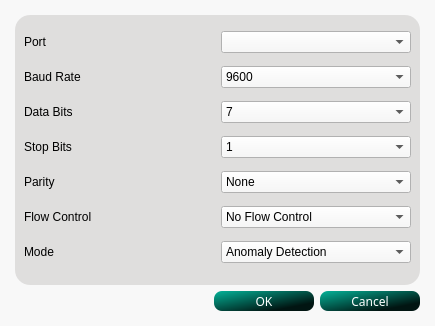
This is config.ui in FutureElectron/FutureSimulator as Qt 5 draws it before an edit. The edited form follows.
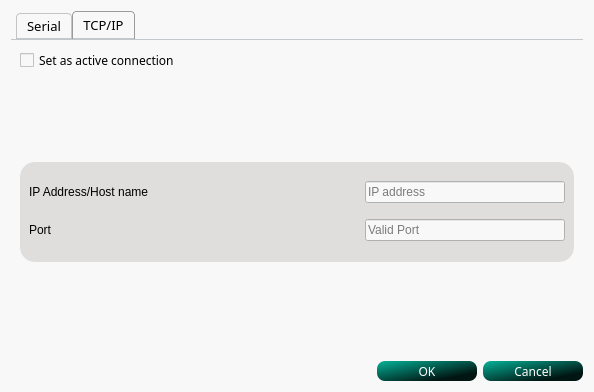
This is the edited form.

Commit message: Added functionality for TCP/IP connection.

What changed in the file:
```diff
--- a/config.ui
+++ b/config.ui
@@ -6,8 +6,8 @@
    <rect>
     <x>0</x>
     <y>0</y>
-    <width>435</width>
-    <height>326</height>
+    <width>594</width>
+    <height>361</height>
    </rect>
   </property>
   <property name="windowTitle">
@@ -17,18 +17,76 @@
    <string notr="true">background-color: rgb(248, 248, 248);</string>
   </property>
   <layout class="QVBoxLayout" name="verticalLayout">
-   <property name="leftMargin">
-    <number>15</number>
-   </property>
-   <property name="topMargin">
-    <number>15</number>
-   </property>
-   <property name="rightMargin">
-    <number>15</number>
-   </property>
-   <property name="bottomMargin">
-    <number>15</number>
-   </property>
+   <item>
+    <widget class="QTabWidget" name="tabWidget">
+     <property name="font">
+      <font>
+       <family>Ubuntu Light</family>
+       <pointsize>10</pointsize>
+      </font>
+     </property>
+     <property name="styleSheet">
+      <string notr="true">QTabWidget::pane { /* The tab widget frame */
+    border-top: 1px solid #C2C7CB;
+}
+
+QTabWidget::tab-bar {
+    left: 5px; /* move to the right by 5px */
+}
+
+/* Style the tab using the tab sub-control. Note that
+    it reads QTabBar _not_ QTabWidget */
+QTabBar::tab {
+    background: qlineargradient(x1: 0, y1: 0, x2: 0, y2: 1,
+                                stop: 0 #E1E1E1, stop: 0.4 #DDDDDD,
+                                stop: 0.5 #D8D8D8, stop: 1.0 #D3D3D3);
+    border: 1px solid #C4C4C3;
+    border-bottom-color: #C2C7CB; /* same as the pane color */
+    border-top-left-radius: 4px;
+    border-top-right-radius: 4px;
+    min-width: 8ex;
+    padding: 3px 10px;
+	color: black;
+}
+
+QTabBar::tab:selected, QTabBar::tab:hover {
+    background: qlineargradient(x1: 0, y1: 0, x2: 0, y2: 1,
+                                stop: 0 #fafafa, stop: 0.4 #f4f4f4,
+                                stop: 0.5 #e7e7e7, stop: 1.0 #fafafa);
+}
+
+QTabBar::tab:selected {
+    border-color: #9B9B9B;
+    border-bottom-color: #C2C7CB; /* same as pane color */
+}
+
+QTabBar::tab:!selected {
+    margin-top: 2px; /* make non-selected tabs look smaller */
+}</string>
+     </property>
+     <property name="currentIndex">
+      <number>1</number>
+     </property>
+     <widget class="QWidget" name="serialtab">
+      <attribute name="title">
+       <string>Serial</string>
+      </attribute>
+      <layout class="QVBoxLayout" name="verticalLayout_3">
+       <item>
+        <widget class="QCheckBox" name="setSerialActive">
+         <property name="font">
+          <font>
+           <family>Ubuntu Light</family>
+          </font>
+         </property>
+         <property name="text">
+          <string>Set as active connection</string>
+         </property>
+         <property name="checked">
+          <bool>true</bool>
+         </property>
+        </widget>
+       </item>
    <item>
     <widget class="QFrame" name="frame">
      <property name="minimumSize">
@@ -256,6 +314,141 @@
        </layout>
       </item>
      </layout>
+        </widget>
+       </item>
+      </layout>
+     </widget>
+     <widget class="QWidget" name="tcptab">
+      <attribute name="title">
+       <string>TCP/IP</string>
+      </attribute>
+      <layout class="QVBoxLayout" name="verticalLayout_5">
+       <item>
+        <widget class="QCheckBox" name="setTCPActive">
+         <property name="font">
+          <font>
+           <family>Ubuntu Light</family>
+          </font>
+         </property>
+         <property name="text">
+          <string>Set as active connection</string>
+         </property>
+        </widget>
+       </item>
+       <item>
+        <spacer name="verticalSpacer">
+         <property name="orientation">
+          <enum>Qt::Vertical</enum>
+         </property>
+         <property name="sizeHint" stdset="0">
+          <size>
+           <width>20</width>
+           <height>77</height>
+          </size>
+         </property>
+        </spacer>
+       </item>
+       <item>
+        <widget class="QFrame" name="frame_2">
+         <property name="minimumSize">
+          <size>
+           <width>0</width>
+           <height>100</height>
+          </size>
+         </property>
+         <property name="font">
+          <font>
+           <family>Ubuntu Light</family>
+           <pointsize>10</pointsize>
+           <italic>false</italic>
+           <bold>false</bold>
+          </font>
+         </property>
+         <property name="styleSheet">
+          <string notr="true">QFrame{
+	background-color: rgb(223, 222, 221);
+	border-radius:15px;
+	color: rgb(0, 0, 0);
+	
+	font: 300 10pt &quot;Ubuntu Light&quot;;
+}</string>
+         </property>
+         <property name="frameShape">
+          <enum>QFrame::StyledPanel</enum>
+         </property>
+         <property name="frameShadow">
+          <enum>QFrame::Raised</enum>
+         </property>
+         <layout class="QVBoxLayout" name="verticalLayout_4">
+          <item>
+           <layout class="QHBoxLayout" name="horizontalLayout_9">
+            <item>
+             <widget class="QLabel" name="label_8">
+              <property name="text">
+               <string>IP Address/Host name</string>
+              </property>
+             </widget>
+            </item>
+            <item>
+             <widget class="QLineEdit" name="ipaddr">
+              <property name="maximumSize">
+               <size>
+                <width>200</width>
+                <height>16777215</height>
+               </size>
+              </property>
+              <property name="placeholderText">
+               <string>IP address</string>
+              </property>
+             </widget>
+            </item>
+           </layout>
+          </item>
+          <item>
+           <layout class="QHBoxLayout" name="horizontalLayout_10">
+            <item>
+             <widget class="QLabel" name="label_9">
+              <property name="text">
+               <string>Port</string>
+              </property>
+             </widget>
+            </item>
+            <item>
+             <widget class="QLineEdit" name="tcp_port">
+              <property name="maximumSize">
+               <size>
+                <width>200</width>
+                <height>16777215</height>
+               </size>
+              </property>
+              <property name="maxLength">
+               <number>6</number>
+              </property>
+              <property name="placeholderText">
+               <string>Valid Port </string>
+              </property>
+             </widget>
+            </item>
+           </layout>
+          </item>
+         </layout>
+        </widget>
+       </item>
+       <item>
+        <spacer name="verticalSpacer_2">
+         <property name="orientation">
+          <enum>Qt::Vertical</enum>
+         </property>
+         <property name="sizeHint" stdset="0">
+          <size>
+           <width>20</width>
+           <height>77</height>
+          </size>
+         </property>
+        </spacer>
+       </item>
+      </layout>
+     </widget>
     </widget>
    </item>
    <item>
```
Lines whose indentation alone changed are shown as unchanged. The commit also changes 6 other files.
